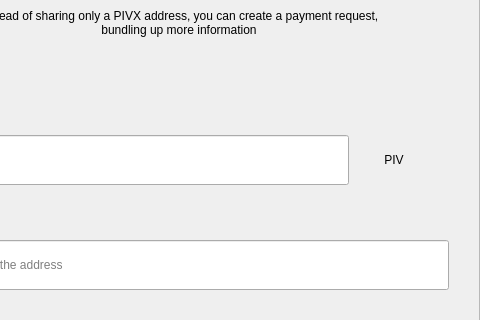
The window that src/qt/pivx/forms/requestdialog.ui (Fuzzbawls/PIVX) describes before a commit, drawn with Qt 5; both pictures show x 122 to 602 and y 123 to 443 of the 602 by 607 pixel window.
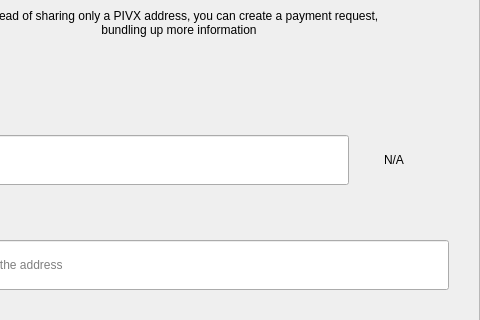
The same window after the commit.

Commit message:
Qt: Use current network's display unit in payment request UI
Stop translating the `PIV` string literal, and use the current network's
 display unit.

The edit to the form file:
```diff
--- a/src/qt/pivx/forms/requestdialog.ui
+++ b/src/qt/pivx/forms/requestdialog.ui
@@ -327,7 +327,7 @@
                    <item>
                     <widget class="QLabel" name="comboBoxCoin">
                      <property name="text">
-                      <string>PIV</string>
+                      <string notr="true">N/A</string>
                      </property>
                      <property name="alignment">
                       <set>Qt::AlignCenter</set>
```
The commit also changes 1 other file.
